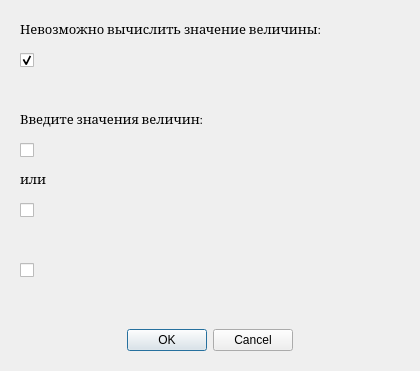
dmitriychanchikov/Hydro, file Error.ui: the form before one commit.
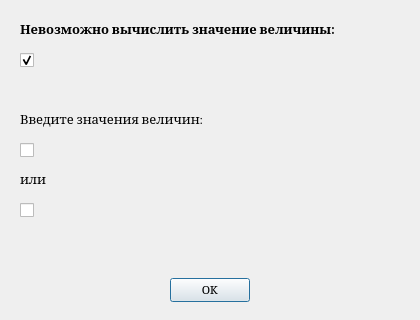
The form after the commit.

```diff
--- a/Error.ui
+++ b/Error.ui
@@ -7,7 +7,7 @@
     <x>0</x>
     <y>0</y>
     <width>420</width>
-    <height>371</height>
+    <height>320</height>
    </rect>
   </property>
   <property name="sizePolicy">
@@ -16,6 +16,18 @@
     <verstretch>0</verstretch>
    </sizepolicy>
   </property>
+  <property name="minimumSize">
+   <size>
+    <width>420</width>
+    <height>320</height>
+   </size>
+  </property>
+  <property name="maximumSize">
+   <size>
+    <width>420</width>
+    <height>320</height>
+   </size>
+  </property>
   <property name="windowTitle">
    <string>Ошибка</string>
   </property>
@@ -23,16 +35,22 @@
    <property name="geometry">
     <rect>
      <x>110</x>
-     <y>310</y>
+     <y>260</y>
      <width>200</width>
      <height>60</height>
     </rect>
    </property>
+   <property name="font">
+    <font>
+     <family>Cambria</family>
+     <pointsize>10</pointsize>
+    </font>
+   </property>
    <property name="orientation">
     <enum>Qt::Horizontal</enum>
    </property>
    <property name="standardButtons">
-    <set>QDialogButtonBox::Cancel|QDialogButtonBox::Ok</set>
+    <set>QDialogButtonBox::Ok</set>
    </property>
    <property name="centerButtons">
     <bool>true</bool>
@@ -43,7 +61,7 @@
     <rect>
      <x>20</x>
      <y>20</y>
-     <width>351</width>
+     <width>381</width>
      <height>21</height>
     </rect>
    </property>
@@ -58,7 +76,7 @@
     <bool>true</bool>
    </property>
    <property name="text">
-    <string>&lt;html&gt;&lt;head/&gt;&lt;body&gt;&lt;p&gt;Невозможно вычислить значение величины:&lt;/p&gt;&lt;/body&gt;&lt;/html&gt;</string>
+    <string>&lt;html&gt;&lt;head/&gt;&lt;body&gt;&lt;p&gt;&lt;span style=&quot; font-weight:600;&quot;&gt;Невозможно вычислить значение величины:&lt;/span&gt;&lt;/p&gt;&lt;/body&gt;&lt;/html&gt;</string>
    </property>
    <property name="textFormat">
     <enum>Qt::RichText</enum>
@@ -267,59 +285,6 @@
     <bool>true</bool>
    </property>
   </widget>
-  <widget class="QLabel" name="label_3">
-   <property name="enabled">
-    <bool>true</bool>
-   </property>
-   <property name="geometry">
-    <rect>
-     <x>50</x>
-     <y>260</y>
-     <width>351</width>
-     <height>41</height>
-    </rect>
-   </property>
-   <property name="font">
-    <font>
-     <family>Cambria</family>
-     <pointsize>10</pointsize>
-    </font>
-   </property>
-   <property name="text">
-    <string/>
-   </property>
-   <property name="alignment">
-    <set>Qt::AlignLeading|Qt::AlignLeft|Qt::AlignTop</set>
-   </property>
-   <property name="wordWrap">
-    <bool>true</bool>
-   </property>
-  </widget>
-  <widget class="QCheckBox" name="checkBox_3">
-   <property name="geometry">
-    <rect>
-     <x>20</x>
-     <y>260</y>
-     <width>16</width>
-     <height>20</height>
-    </rect>
-   </property>
-   <property name="mouseTracking">
-    <bool>false</bool>
-   </property>
-   <property name="text">
-    <string/>
-   </property>
-   <property name="checkable">
-    <bool>false</bool>
-   </property>
-   <property name="checked">
-    <bool>false</bool>
-   </property>
-   <property name="tristate">
-    <bool>false</bool>
-   </property>
-  </widget>
   <widget class="QLabel" name="label_or">
    <property name="geometry">
     <rect>
```
